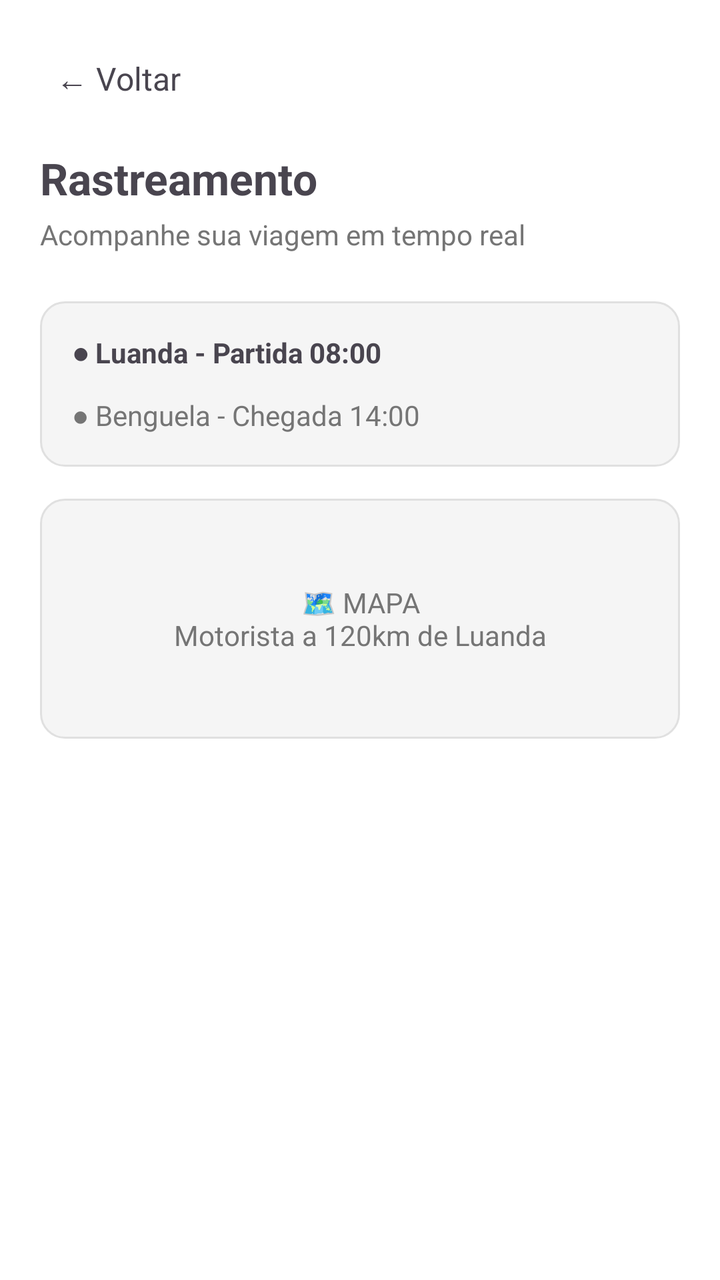
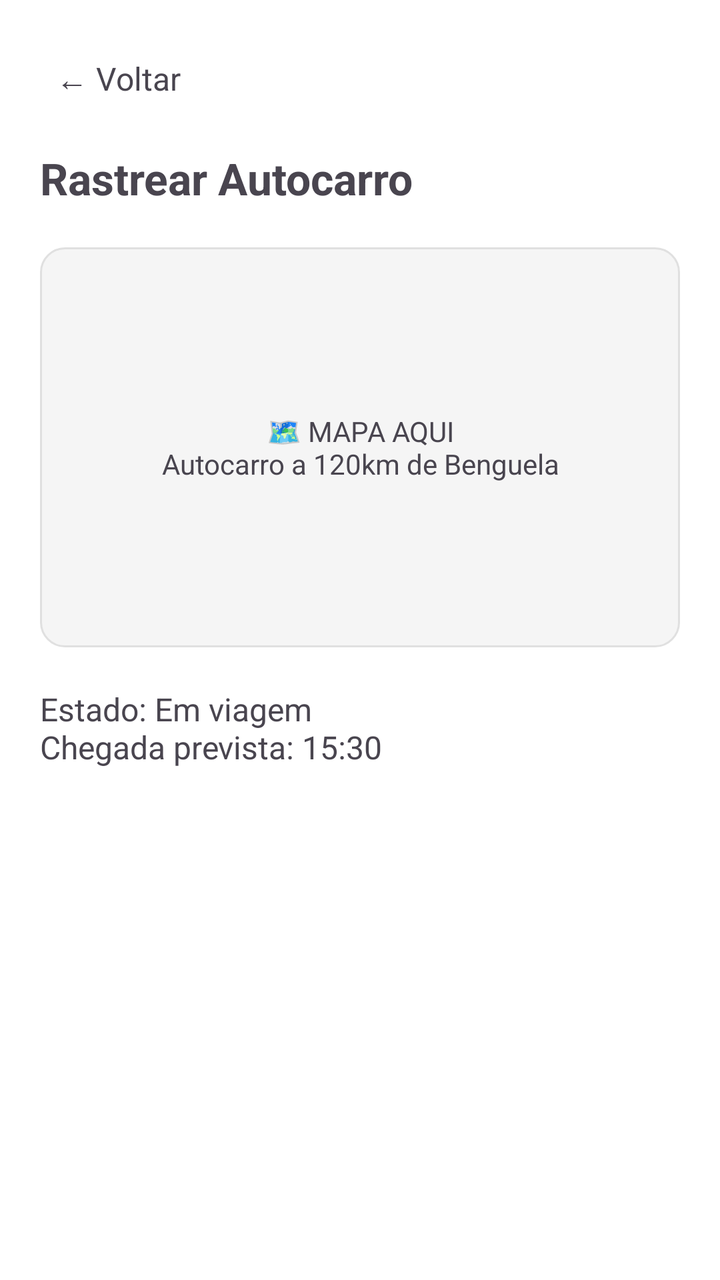

The first picture is an Android layout as it rendered before a commit; the second is the same layout after the commit. The layout source and the unified diff follow.
<!-- AndroidManifest.xml: application theme Theme.OtimoAngola -->
<!-- res/layout/activity_rastreamento.xml -->
<?xml version="1.0" encoding="utf-8"?>
<LinearLayout xmlns:android="http://schemas.android.com/apk/res/android"
    android:layout_width="match_parent"
    android:layout_height="match_parent"
    android:orientation="vertical"
    android:background="#FFFFFF"
    android:padding="20dp">

    <TextView android:id="@+id/btnVoltar2"
        android:layout_width="wrap_content" android:layout_height="wrap_content"
        android:text="← Voltar" android:textSize="16sp" android:padding="8dp"/>

    <TextView android:layout_width="wrap_content" android:layout_height="wrap_content"
        android:layout_marginTop="16dp"
        android:text="Rastreamento" android:textSize="22sp" android:textStyle="bold"/>

    <TextView android:layout_width="wrap_content" android:layout_height="wrap_content"
        android:layout_marginTop="4dp"
        android:text="Acompanhe sua viagem em tempo real" android:textColor="#757575"/>

    <LinearLayout android:layout_width="match_parent" android:layout_height="wrap_content"
        android:orientation="vertical" android:layout_marginTop="24dp"
        android:background="@drawable/bg_gray_rounded" android:padding="16dp">

        <TextView android:layout_width="wrap_content" android:layout_height="wrap_content"
            android:text="● Luanda - Partida 08:00" android:textStyle="bold"/>
        <TextView android:layout_width="wrap_content" android:layout_height="wrap_content"
            android:layout_marginTop="12dp" android:text="● Benguela - Chegada 14:00" android:textColor="#757575"/>
    </LinearLayout>

    <TextView android:layout_width="match_parent" android:layout_height="120dp"
        android:layout_marginTop="16dp"
        android:background="@drawable/bg_gray_rounded"
        android:text="🗺️ MAPA\nMotorista a 120km de Luanda"
        android:gravity="center" android:textColor="#757575"/>
</LinearLayout>
<!-- resources referenced by this layout -->
<resources>
  <!-- drawable bg_gray_rounded (drawable) -->
  <?xml version="1.0" encoding="utf-8"?>
  <shape xmlns:android="http://schemas.android.com/apk/res/android"
      android:shape="rectangle">
      <corners android:radius="12dp"/>
      <solid android:color="#F5F5F5"/>
      <stroke android:width="1dp" android:color="#E0E0E0"/>
  </shape>
  <style name="Theme.OtimoAngola" parent="Theme.Material3.DayNight.NoActionBar">
          <item name="colorPrimary">#D41919</item>
          <item name="android:statusBarColor">#D41919</item>
      </style>
</resources>

<!-- the commit's change to res/layout/activity_rastreamento.xml (unified diff, before → after) -->
@@ -6,31 +6,23 @@
     android:background="#FFFFFF"
     android:padding="20dp">
 
-    <TextView android:id="@+id/btnVoltar2"
+    <TextView android:id="@+id/btnVoltarRastreio"
         android:layout_width="wrap_content" android:layout_height="wrap_content"
         android:text="← Voltar" android:textSize="16sp" android:padding="8dp"/>
 
     <TextView android:layout_width="wrap_content" android:layout_height="wrap_content"
         android:layout_marginTop="16dp"
-        android:text="Rastreamento" android:textSize="22sp" android:textStyle="bold"/>
+        android:text="Rastrear Autocarro" android:textSize="22sp" android:textStyle="bold"/>
+
+    <LinearLayout android:layout_width="match_parent" android:layout_height="200dp"
+        android:layout_marginTop="20dp"
+        android:background="@drawable/bg_gray_rounded"
+        android:gravity="center">
+        <TextView android:layout_width="wrap_content" android:layout_height="wrap_content"
+            android:text="🗺️ MAPA AQUI\nAutocarro a 120km de Benguela" android:gravity="center"/>
+    </LinearLayout>
 
     <TextView android:layout_width="wrap_content" android:layout_height="wrap_content"
-        android:layout_marginTop="4dp"
-        android:text="Acompanhe sua viagem em tempo real" android:textColor="#757575"/>
-
-    <LinearLayout android:layout_width="match_parent" android:layout_height="wrap_content"
-        android:orientation="vertical" android:layout_marginTop="24dp"
-        android:background="@drawable/bg_gray_rounded" android:padding="16dp">
-
-        <TextView android:layout_width="wrap_content" android:layout_height="wrap_content"
-            android:text="● Luanda - Partida 08:00" android:textStyle="bold"/>
-        <TextView android:layout_width="wrap_content" android:layout_height="wrap_content"
-            android:layout_marginTop="12dp" android:text="● Benguela - Chegada 14:00" android:textColor="#757575"/>
-    </LinearLayout>
-
-    <TextView android:layout_width="match_parent" android:layout_height="120dp"
-        android:layout_marginTop="16dp"
-        android:background="@drawable/bg_gray_rounded"
-        android:text="🗺️ MAPA\nMotorista a 120km de Luanda"
-        android:gravity="center" android:textColor="#757575"/>
+        android:layout_marginTop="20dp"
+        android:text="Estado: Em viagem\nChegada prevista: 15:30" android:textSize="16sp"/>
 </LinearLayout>
